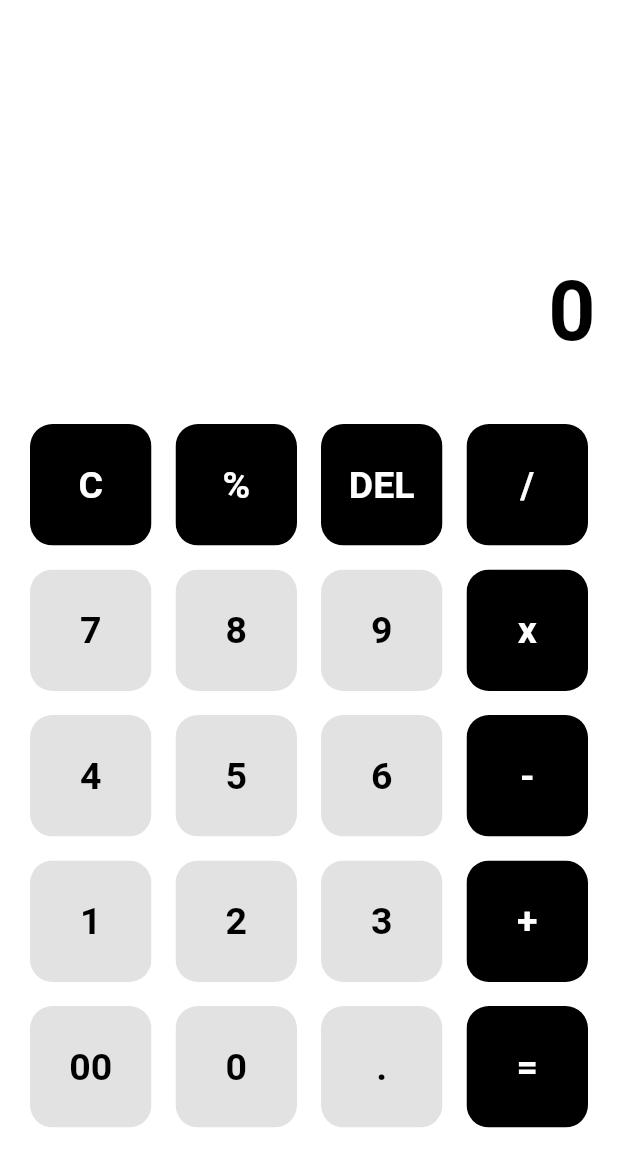
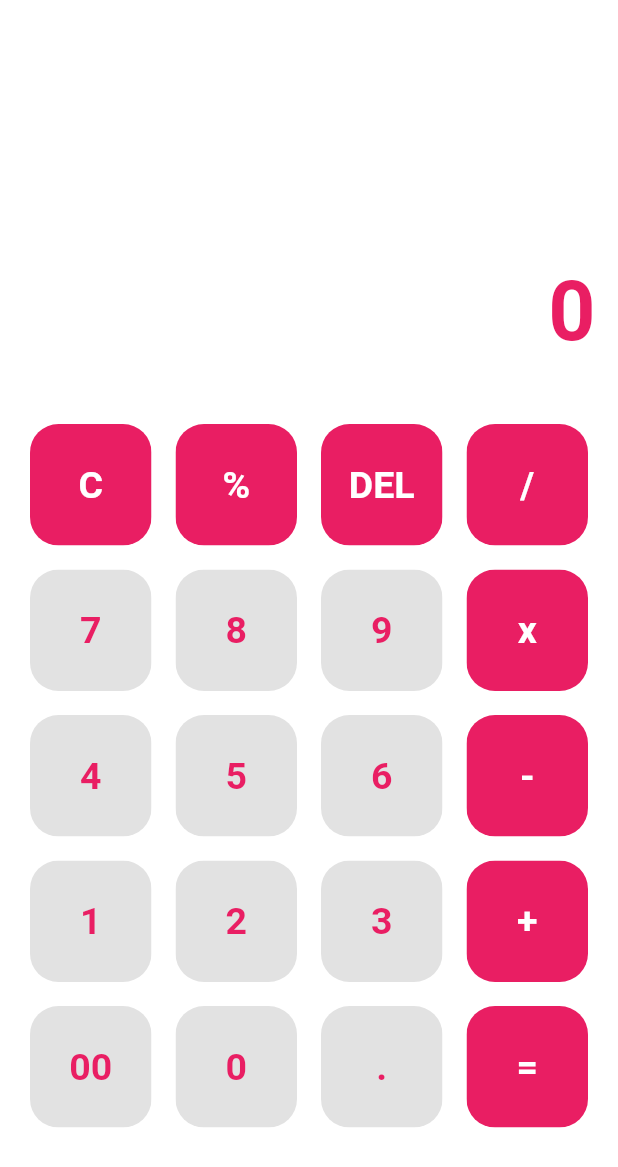
Before and after one commit to needyaya/s_in-s_up-chatpage, a Flutter app: the screen it shows after launch, on a phone screen of 412 x 824 dp. Shown: the top 1167 px of the screen. Run offline on Flutter 3.47's test engine with Material 2 defaults, Android fonts, the phone set to English and light mode, and no system bars; our stand-ins replace math_expressions.

Commit message:
last version

```diff
--- a/calcul/lib/main.dart
+++ b/calcul/lib/main.dart
@@ -1,7 +1,6 @@
 import '../widget/buttons.dart';
 import 'package:flutter/material.dart';
 import 'package:math_expressions/math_expressions.dart';
-
 
 void main() => runApp(Calculator());
 
@@ -24,7 +23,28 @@ class _HomeState extends State<Home> {
   var userInput = '';
   var answer = '0';
 
-  final List<String> buttons = ['C', '%', 'DEL', '/', '7', '8', '9', 'x', '4', '5', '6', '-', '1', '2', '3', '+', '00', '0', '.', '=',];
+  final List<String> buttons = [
+    'C',
+    '%',
+    'DEL',
+    '/',
+    '7',
+    '8',
+    '9',
+    'x',
+    '4',
+    '5',
+    '6',
+    '-',
+    '1',
+    '2',
+    '3',
+    '+',
+    '00',
+    '0',
+    '.',
+    '=',
+  ];
 
   @override
   Widget build(BuildContext context) {
@@ -57,7 +77,7 @@ class _HomeState extends State<Home> {
                       answer,
                       style: TextStyle(
                         fontSize: 55,
-                        color: Colors.black,
+                        color: Colors.pink,
                         fontWeight: FontWeight.bold,
                       ),
                     ),
@@ -76,22 +96,20 @@ class _HomeState extends State<Home> {
                   crossAxisCount: 4,
                 ),
                 itemBuilder: (BuildContext context, int index) {
-
                   if (index == 0) {
                     return MyButton(
                       buttontapped: () {
                         setState(() {
                           userInput = '';
                           answer = '0';
+
                         });
                       },
                       buttonText: buttons[index],
-                      color: Colors.black,
+                      color: Colors.pink,
                       textColor: Colors.white,
                     );
-                  }
-
-                  else if (index == 1) {
+                  } else if (index == 1) {
                     return MyButton(
                       buttontapped: () {
                         setState(() {
@@ -99,12 +117,10 @@ class _HomeState extends State<Home> {
                         });
                       },
                       buttonText: buttons[index],
-                      color: Colors.black,
+                      color: Colors.pink,
                       textColor: Colors.white,
                     );
-                  }
-
-                  else if (index == 2) {
+                  } else if (index == 2) {
                     return MyButton(
                       buttontapped: () {
                         setState(() {
@@ -113,12 +129,10 @@ class _HomeState extends State<Home> {
                         });
                       },
                       buttonText: buttons[index],
-                      color: Colors.black,
+                      color: Colors.pink,
                       textColor: Colors.white,
                     );
-                  }
-
-                  else if (index == 19) {
+                  } else if (index == 19) {
                     return MyButton(
                       buttontapped: () {
                         setState(() {
@@ -126,12 +140,10 @@ class _HomeState extends State<Home> {
                         });
                       },
                       buttonText: buttons[index],
-                      color: Colors.black,
+                      color: Colors.pink,
                       textColor: Colors.white,
                     );
-                  }
-
-                  else {
+                  } else {
                     return MyButton(
                       buttontapped: () {
                         setState(() {
@@ -140,11 +152,11 @@ class _HomeState extends State<Home> {
                       },
                       buttonText: buttons[index],
                       color: isOperator(buttons[index])
-                          ? Colors.black
+                          ? Colors.pink
                           : Colors.grey.withOpacity(0.3),
                       textColor: isOperator(buttons[index])
                           ? Colors.white
-                          : Colors.black,
+                          : Colors.pink,
                     );
                   }
                 },
--- a/calcul/lib/widget/buttons.dart
+++ b/calcul/lib/widget/buttons.dart
@@ -19,7 +19,7 @@ class MyButton extends StatelessWidget {
       child: Padding(
         padding: EdgeInsets.all(8),
         child: ClipRRect(
-          borderRadius: BorderRadius.circular(15),
+          borderRadius: BorderRadius.circular(19),
           child: Container(
             color: color,
             child: Center(
```
